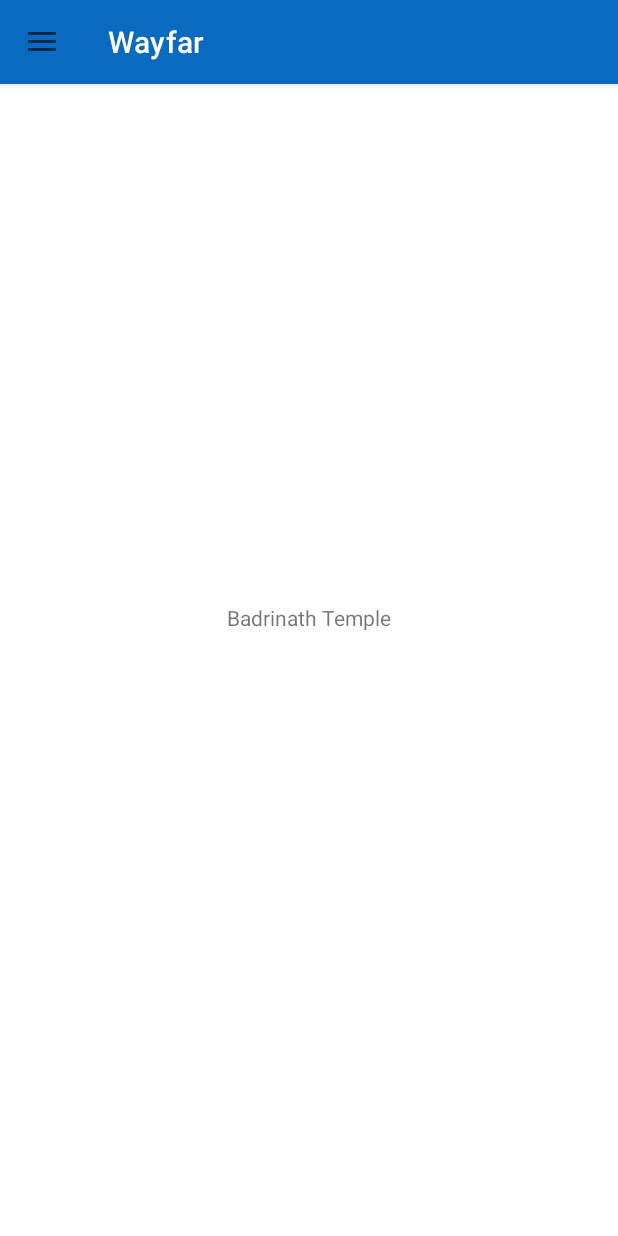
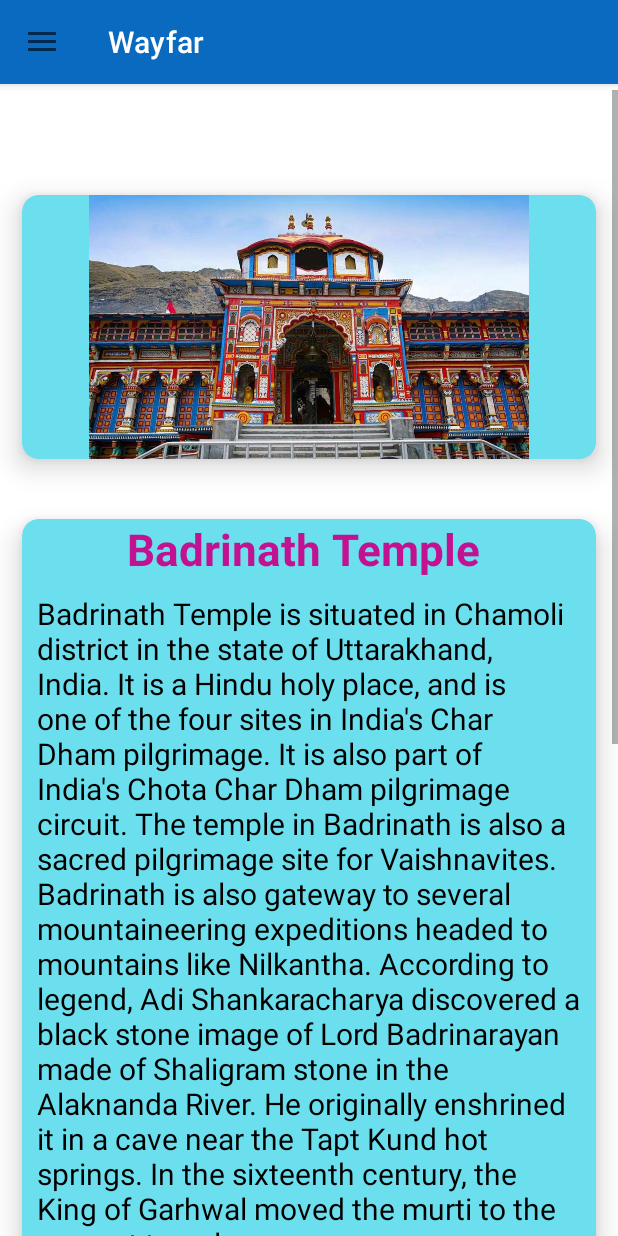
Before and after one commit to RajseePanwar/wayfar, an Android app: the fragment BadrinathFragment placed in its activity, on a phone screen of 412 x 824 dp. Run offline under Robolectric (Android 15) with nearby library versions, the phone set to English and light mode, and no system bars.

Commit message:
update fragments

```diff
--- a/app/src/main/res/layout/fragment_badrinath.xml
+++ b/app/src/main/res/layout/fragment_badrinath.xml
@@ -1,15 +1,106 @@
 <?xml version="1.0" encoding="utf-8"?>
-<LinearLayout xmlns:android="http://schemas.android.com/apk/res/android"
+<ScrollView xmlns:android="http://schemas.android.com/apk/res/android"
     xmlns:tools="http://schemas.android.com/tools"
     android:layout_width="match_parent"
     android:layout_height="match_parent"
+    xmlns:app="http://schemas.android.com/apk/res-auto"
     android:gravity="center"
-    tools:context=".BadrinathFragment">
+    tools:context=".BadrinathFragment"
+    android:layout_marginTop="60dp">
 
     <!-- TODO: Update blank fragment layout -->
-    <TextView
-        android:layout_width="wrap_content"
-        android:layout_height="wrap_content"
-        android:text="Badrinath Temple" />
+  <LinearLayout
+      android:layout_width="match_parent"
+      android:layout_height="wrap_content"
+      android:orientation="vertical">
 
-</LinearLayout>
+      <androidx.cardview.widget.CardView
+          android:layout_width="match_parent"
+          android:layout_height="wrap_content"
+          app:cardElevation="11dp"
+          app:cardCornerRadius="11dp"
+          app:cardUseCompatPadding="true"
+          app:cardBackgroundColor="#6BDFED"
+          android:layout_marginTop="50dp">
+
+          <ImageView
+              android:layout_width="match_parent"
+              android:layout_height="176dp"
+              android:src="@drawable/badrinath"/>
+      </androidx.cardview.widget.CardView>
+
+      <androidx.cardview.widget.CardView
+          android:layout_width="match_parent"
+          android:layout_height="wrap_content"
+          app:cardCornerRadius="11dp"
+          app:cardElevation="11dp"
+          app:cardBackgroundColor="#6BDFED"
+          app:cardUseCompatPadding="true">
+
+          <LinearLayout
+              android:layout_width="wrap_content"
+              android:layout_height="wrap_content"
+              android:orientation="vertical">
+
+              <TextView
+                  android:layout_width="match_parent"
+                  android:layout_height="wrap_content"
+                  android:text="Badrinath Temple"
+                  android:textSize="29sp"
+                  android:layout_marginLeft="70dp"
+                  android:layout_marginRight="70dp"
+                  android:textColor="#C21292"
+                  android:textStyle="bold"/>
+
+              <TextView
+                  android:layout_width="match_parent"
+                  android:layout_height="wrap_content"
+                  android:layout_marginLeft="10dp"
+                  android:layout_marginTop="10dp"
+                  android:layout_marginRight="10dp"
+                  android:text="@string/Badrinath_Intro"
+                  android:textColor="@color/black"
+                  android:textSize="20sp" />
+          </LinearLayout>
+
+      </androidx.cardview.widget.CardView>
+
+      <androidx.cardview.widget.CardView
+          android:layout_width="match_parent"
+          android:layout_height="wrap_content"
+          app:cardCornerRadius="11dp"
+          app:cardElevation="11dp"
+          app:cardBackgroundColor="#6BDFED"
+          app:cardUseCompatPadding="true">
+
+          <LinearLayout
+              android:layout_width="wrap_content"
+              android:layout_height="wrap_content"
+              android:orientation="vertical">
+
+              <TextView
+                  android:layout_width="match_parent"
+                  android:layout_height="wrap_content"
+                  android:text="History"
+                  android:textSize="29sp"
+                  android:layout_marginLeft="140dp"
+                  android:layout_marginRight="140dp"
+                  android:textColor="#C21292"
+                  android:textStyle="bold"/>
+
+              <TextView
+                  android:layout_width="match_parent"
+                  android:layout_height="wrap_content"
+                  android:text="@string/Badrinath_History"
+                  android:textSize="20sp"
+                  android:textColor="@color/black"
+                  android:layout_marginTop="10dp"
+                  android:layout_marginLeft="10dp"
+                  android:layout_marginRight="10dp"/>
+          </LinearLayout>
+
+      </androidx.cardview.widget.CardView>
+
+  </LinearLayout>
+
+</ScrollView>
--- a/app/src/main/res/layout/fragment_dashboardfragment.xml
+++ b/app/src/main/res/layout/fragment_dashboardfragment.xml
@@ -5,13 +5,9 @@
     android:layout_height="match_parent"
     xmlns:app="http://schemas.android.com/apk/res-auto"
     tools:context=".dashboardfragment"
-    android:orientation="vertical"
     android:layout_marginTop="60dp">
 
     <!-- TODO: Update blank fragment layout -->
-
-
-
 
     <LinearLayout
         android:layout_width="match_parent"
--- a/app/src/main/res/values/strings.xml
+++ b/app/src/main/res/values/strings.xml
@@ -3,6 +3,9 @@
     <string name="open_drawer">Open navigation drawer</string>
     <string name="close_drawer">Close navigation drawer</string>
     <!-- TODO: Remove or change this placeholder text -->
-    <string name="Dashboard_Intro">Uttarakhand is a state in the northern part of India. It is often referred to as the Devbhumi, the Land of the Gods due to its religious significance and numerous Hindu temples and pilgrimage sites found throught the state. Uttarakhand is famous for Chota Char Dham, which literally meaning journey to four centres. These four religious centers in Uttarakhand are represented by Badrinath (dedicated to Lord Vishnu), Kedarnath(dedicated to Lord Shiva), Gangotri (the holy origin of river Ganga) and Yamunotri (the holy origin of river Yamuna). Badrinath is part of the bigger Char Dham.While these are the most famous places and temples to visit in Uttarakhand there are more precious places and temples to visit in Uttarakhand. </string>
-    <string name="Dashboard_AboutUs">This app intends to publicize such hidden temples and famous places to visit in Uttarakhand which most of the people are unaware of. We provide all the information about such places and also the places to visit near them. You can also use the google maps to travel to those places from the app itself. We also provide all the travelling options to reach the destination.</string>
+    <string name="Dashboard_Intro">Uttarakhand is a state in the northern part of India. It is often referred to as the Devbhumi, the Land of the Gods due to its religious significance and numerous Hindu temples and pilgrimage sites found throught the state. Uttarakhand is famous for Chota Char Dham, which literally meaning journey to four centres. These four religious centers in Uttarakhand are represented by Badrinath(dedicated to Lord Vishnu), Kedarnath(dedicated to Lord Shiva), Gangotri(the holy origin of river Ganga) and Yamunotri(the holy origin of river Yamuna). Badrinath is part of the bigger Char Dham. While these are the most famous ones there are many more beautiful places and temples to visit in Uttarakhand. Some of these include Bansi Narayan Temple, Someshwar Temple, Basukedar Temple, Valley of Flowers and many more.</string>
+    <string name="Dashboard_AboutUs">This app intends to publicize such hidden temples and famous places to visit in Uttarakhand which most of the people are unaware of. We provide all the information about such places and also the places to visit near them. You can also use the google maps to travel to those places from the app itself. We also provide all the travelling options to reach the destination. You can find all the info by clicking on the  toogle button on the top left corner followed by selecting the destination.</string>
+    <string name="Badrinath_Intro">Badrinath Temple is situated in Chamoli district in the state of Uttarakhand, India. It is a Hindu holy place, and is one of the four sites in India\'s Char Dham pilgrimage. It is also part of India\'s Chota Char Dham pilgrimage circuit. The temple in Badrinath is also a sacred pilgrimage site for Vaishnavites. Badrinath is also gateway to several mountaineering expeditions headed to mountains like Nilkantha. &#xA; &#xA; According to legend, Adi Shankaracharya discovered a black stone image of Lord Badrinarayan made of Shaligram stone in the Alaknanda River. He originally enshrined it in a cave near the Tapt Kund hot springs. In the sixteenth century, the King of Garhwal moved the murti to the present temple.</string>
+    <string name="Badrinath_History">Badrinath is associated with Lord Vishnu, one of the principal deities in the Hindu pantheon. It is believed to be one of the four Char Dham pilgrimage sites, with the other three being Kedarnath, Gangotri, and Yamunotri. The Char Dham Yatra is an important pilgrimage for Hindus, and visiting these sites is considered highly auspicious. &#xA; &#xA; Badrinath is a destination for pilgrims and tourists alike. The temple attracts devotees from all over India and even beyond. The sacred Alaknanda River flows near the temple, and the surrounding landscapes offer breathtaking views of the Himalayan mountains. The town comes to life during the pilgrimage season, which typically runs from late April to early November. </string>
+
 </resources>
```
Also changed, not shown: app/src/main/res/drawable/badrinath.png (added).
